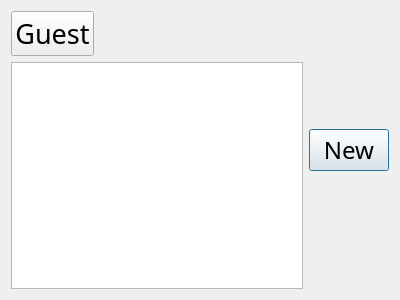
Old version of the form Trunk/gui/NewDrinkDialog.ui in the repository emiliosku/CubaTronik.
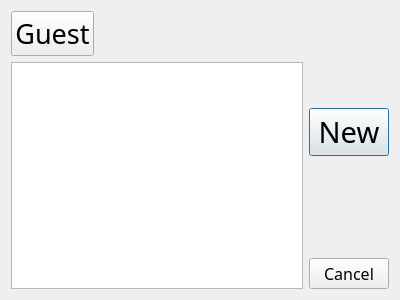
New version of the form.

Commit message: New in this version: - Profile pictures ability added to the GUI. - Creating the profiles pictures folder. - New file LoadFiles in order to load all the data required.

```diff
--- a/Trunk/gui/NewDrinkDialog.ui
+++ b/Trunk/gui/NewDrinkDialog.ui
@@ -50,23 +50,66 @@
     </layout>
    </item>
    <item>
+    <layout class="QVBoxLayout" name="verticalLayout_2">
+     <item>
+      <spacer name="verticalSpacer">
+       <property name="orientation">
+        <enum>Qt::Vertical</enum>
+       </property>
+       <property name="sizeType">
+        <enum>QSizePolicy::Expanding</enum>
+       </property>
+       <property name="sizeHint" stdset="0">
+        <size>
+         <width>20</width>
+         <height>40</height>
+        </size>
+       </property>
+      </spacer>
+     </item>
+     <item>
     <widget class="QPushButton" name="pb_newUser">
      <property name="font">
       <font>
        <family>Single Sleeve</family>
-       <pointsize>18</pointsize>
+         <pointsize>22</pointsize>
       </font>
      </property>
      <property name="text">
       <string>New</string>
      </property>
-     <property name="autoDefault">
-      <bool>false</bool>
-     </property>
-     <property name="default">
-      <bool>true</bool>
-     </property>
-    </widget>
+      </widget>
+     </item>
+     <item>
+      <spacer name="verticalSpacer_2">
+       <property name="orientation">
+        <enum>Qt::Vertical</enum>
+       </property>
+       <property name="sizeType">
+        <enum>QSizePolicy::Expanding</enum>
+       </property>
+       <property name="sizeHint" stdset="0">
+        <size>
+         <width>20</width>
+         <height>40</height>
+        </size>
+       </property>
+      </spacer>
+     </item>
+     <item>
+      <widget class="QPushButton" name="pb_cancel">
+       <property name="font">
+        <font>
+         <family>Single Sleeve</family>
+         <pointsize>12</pointsize>
+        </font>
+       </property>
+       <property name="text">
+        <string>Cancel</string>
+       </property>
+      </widget>
+     </item>
+    </layout>
    </item>
   </layout>
  </widget>
```
Lines whose indentation alone changed are shown as unchanged. The commit also changes 4 other files.
